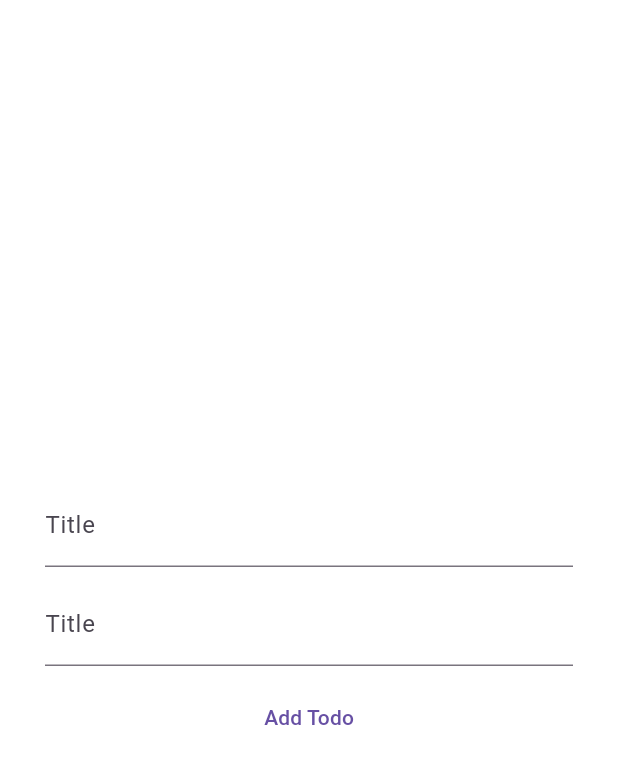
After one commit to Legendary-Folah/dive_in, a Flutter app: the DummyTodo screen opened directly, after a tap on "Add Todo", on a phone screen of 412 x 824 dp. The commit adds this screen. Shown: the top 764 px of the screen. Run offline on Flutter 3.47's test engine with Material 3 defaults, Android fonts, the phone set to English and light mode, and no system bars; our stand-ins replace dio, flutter_riverpod, get_it; network calls fail.

Commit message:
feat: checking dummy stuff

```diff
--- a/lib/core/constants/colors.dart
+++ b/lib/core/constants/colors.dart
@@ -3,6 +3,6 @@ import 'package:flutter/material.dart';
 class ColorsConst {
   ColorsConst._();
 
-  static const white = Colors.white;
-  static const black = Colors.black;
+  static const kWhite = Colors.white;
+  static const kBlack = Colors.black;
 }
--- a/lib/logic/theme_provider.dart
+++ b/lib/logic/theme_provider.dart
@@ -11,7 +11,7 @@ final appThemeProvider = Provider<ThemeData>((ref) {
   return isDarkMode
       ? ThemeData.dark()
       : ThemeData.light().copyWith(
-        scaffoldBackgroundColor: ColorsConst.white,
-        appBarTheme: AppBarTheme(backgroundColor: ColorsConst.white),
+        scaffoldBackgroundColor: ColorsConst.kWhite,
+        appBarTheme: AppBarTheme(backgroundColor: ColorsConst.kWhite),
       );
 });
--- /dev/null
+++ b/lib/presentation/screens/Dummy/dummy_todo.dart
@@ -0,0 +1,73 @@
+import 'package:dive_in_app/core/constants/colors.dart';
+import 'package:dive_in_app/models/dummy_model.dart';
+import 'package:flutter/material.dart';
+import 'package:uuid/uuid.dart';
+
+class DummyTodo extends StatefulWidget {
+  const DummyTodo({super.key});
+
+  @override
+  State<DummyTodo> createState() => _DummyTodoState();
+}
+
+class _DummyTodoState extends State<DummyTodo> {
+  final titleController = TextEditingController();
+  final subTitleController = TextEditingController();
+  final List<DummyModel> dummyList = [];
+
+  Future<void> addTodos(String title, String subTitle) async {
+    final uid = Uuid().v4();
+    setState(() {
+      dummyList.add(DummyModel(title: title, subTitle: subTitle, id: uid));
+      titleController.clear();
+      subTitleController.clear();
+    });
+  }
+
+  Future<void> removeTodo(String id) async {
+    dummyList.removeWhere((element) => element.id == id);
+  }
+
+  Future<void> updateTodo(String id, String title, String subTitle) async {
+    final index = dummyList.indexWhere((element) => element.id == id);
+    index != -1
+        ? setState(() {
+          dummyList[index] = DummyModel(
+            title: title,
+            subTitle: subTitle,
+            id: id,
+          );
+        })
+        : debugPrint('Todo with $id not found');
+  }
+
+  @override
+  Widget build(BuildContext context) {
+    return Scaffold(
+      backgroundColor: ColorsConst.kWhite,
+      body: Padding(
+        padding: EdgeInsets.symmetric(horizontal: 30, vertical: 50),
+        child: Column(
+          spacing: 10,
+          mainAxisAlignment: MainAxisAlignment.center,
+          children: [
+            TextField(
+              controller: titleController,
+              decoration: InputDecoration(labelText: 'Title'),
+            ),
+            TextField(
+              controller: subTitleController,
+              decoration: InputDecoration(labelText: 'Title'),
+            ),
+            TextButton(
+              onPressed: () {
+                addTodos(titleController.text, subTitleController.text);
+              },
+              child: Text('Add Todo'),
+            ),
+          ],
+        ),
+      ),
+    );
+  }
+}
```
Also changed, not shown: lib/presentation/screens/Dummy/dummy_home.dart (added, +39 -0 lines), lib/presentation/screens/Dummy/dummy_todo_lists.dart (added, +29 -0 lines), lib/presentation/screens/dummy.dart (deleted, +0 -40 lines).
